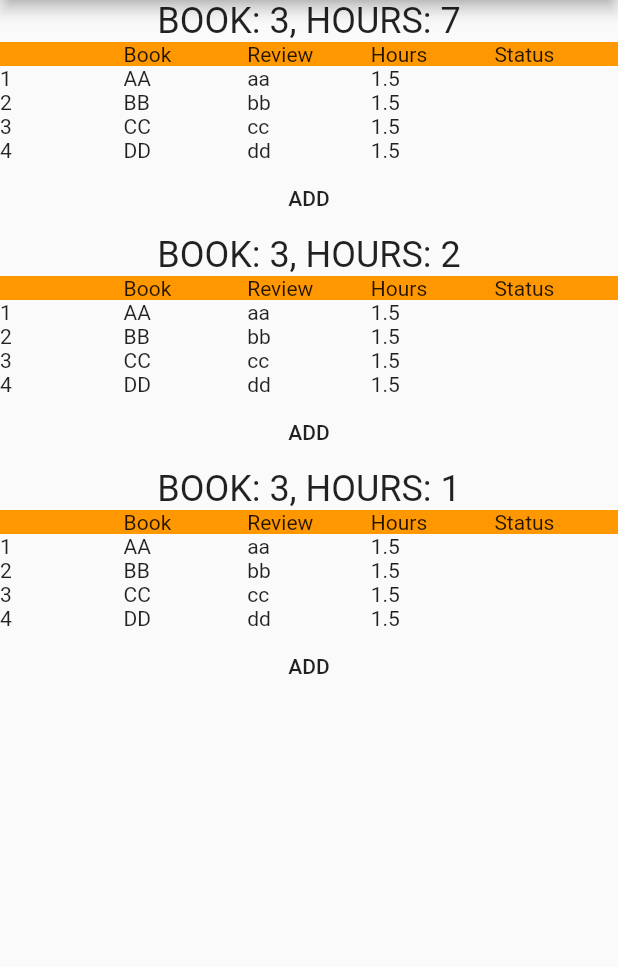
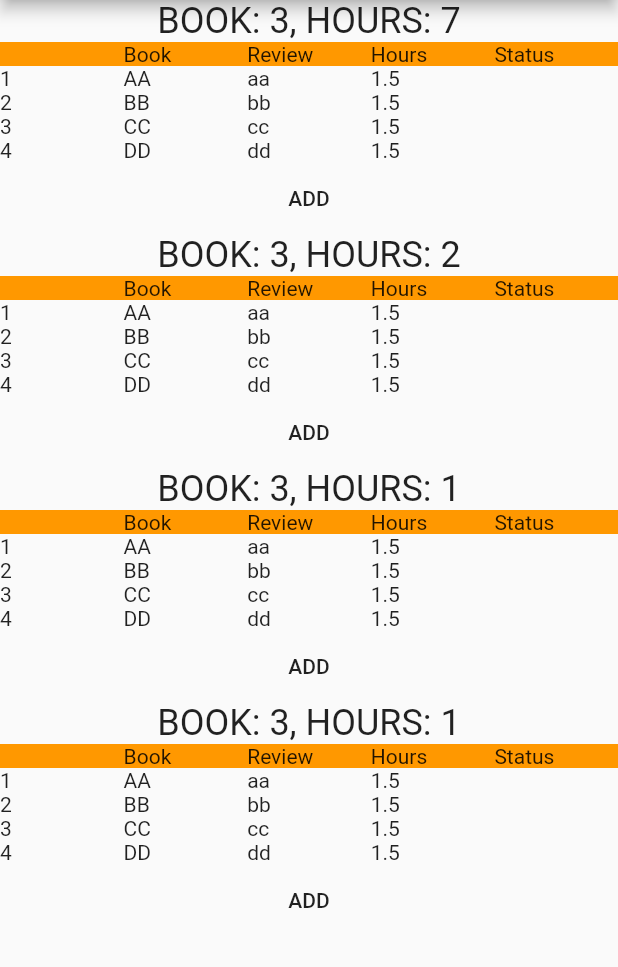
Before and after one commit to Fantasycheese/nqu_app, a Flutter app: the screen it shows after launch, on a phone screen of 412 x 824 dp, the part 84-1051 px from its top. Run offline on Flutter 3.47's test engine with Material 2 defaults, Android fonts, the phone set to English and light mode, and no system bars.

Commit message:
add study table

```diff
--- a/lib/main.dart
+++ b/lib/main.dart
@@ -27,6 +27,7 @@ class App extends StatelessWidget {
             StudyTable(title: "BOOK: 3, HOURS: 7"),
             StudyTable(title: "BOOK: 3, HOURS: 2"),
             StudyTable(title: "BOOK: 3, HOURS: 1"),
+            StudyTable(title: "BOOK: 3, HOURS: 1"),
           ],
         ),
       ),
```
